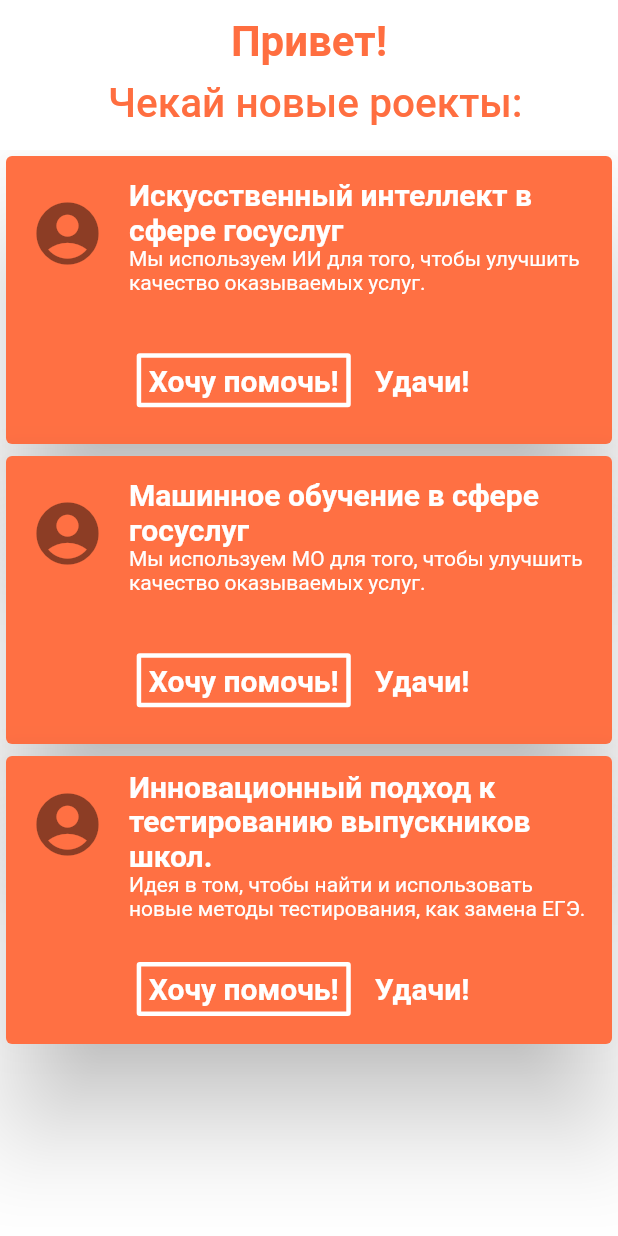
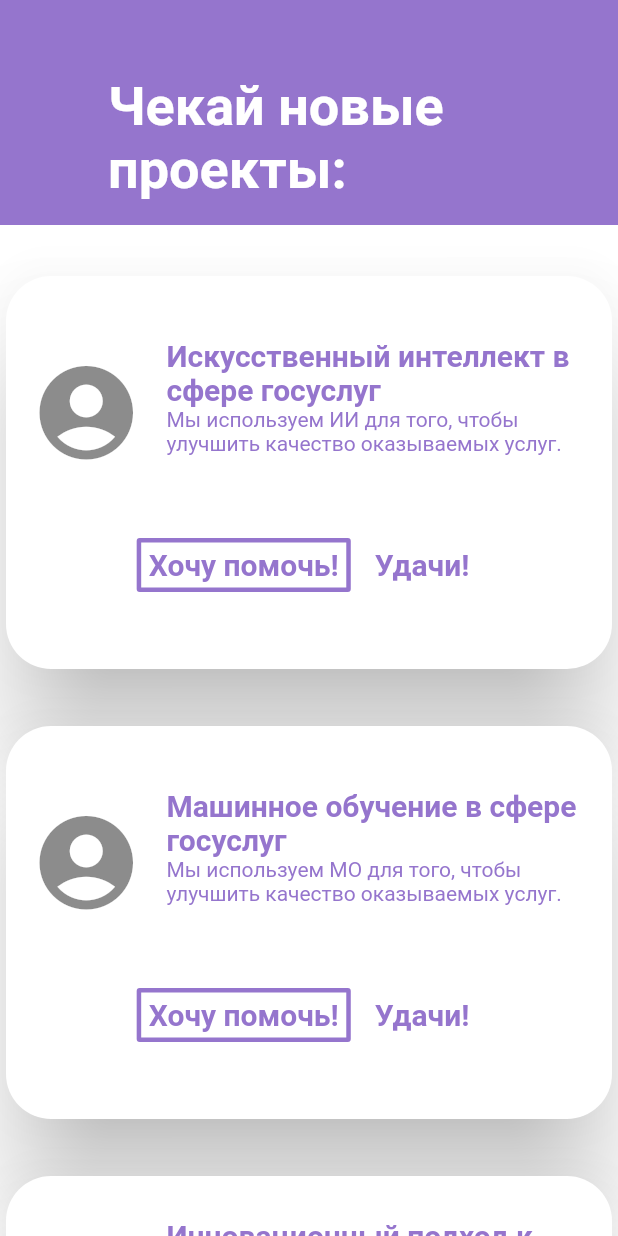
Before and after one commit to Livbig/project_affair, a Flutter app: the screen it shows after launch, on a phone screen of 412 x 824 dp. Run offline on Flutter 3.47's test engine with Material 2 defaults, Android fonts, the phone set to English and light mode, and no system bars.

Commit message:
UI improvement again

```diff
--- a/lib/main.dart
+++ b/lib/main.dart
@@ -1,7 +1,8 @@
 import 'dart:ui';
 
+import 'package:flutter/cupertino.dart';
 import 'package:flutter/material.dart';
-import 'dart:math';
+//import 'dart:math';
 
 List<List<String>> ideas = [
   ['1', 'Искусственный интеллект в сфере госуслуг', 'Мы используем ИИ для того, чтобы улучшить качество оказываемых услуг.'],
@@ -9,7 +10,7 @@ List<List<String>> ideas = [
   ['3', 'Инновационный подход к тестированию выпускников школ.', 'Идея в том, чтобы найти и использовать новые методы тестирования, как замена ЕГЭ.']
 ];
 
-List<Color> colors = [Colors.deepOrange[400], Colors.red[300], Colors.pink[300], Colors.green[300]];
+//List<Color> colors = [Colors.deepOrange[400], Colors.red[300], Colors.pink[300], Colors.green[300]];
 
 void main() => runApp(MyApp());
 
@@ -22,10 +23,12 @@ class MyApp extends StatelessWidget {
         theme: ThemeData(
           brightness: Brightness.light,
           textTheme: TextTheme(
+              headline5: TextStyle(
+                  color: Colors.white, fontWeight: FontWeight.bold),
               headline6: TextStyle(
-                  color: Colors.white, fontWeight: FontWeight.bold),
+                  color: Colors.deepPurple[300], fontWeight: FontWeight.bold),
               bodyText1: TextStyle(
-                  color: Colors.white, fontWeight: FontWeight.normal)),
+                  color: Colors.deepPurple[300], fontWeight: FontWeight.normal)),
         ),
         home: MyHomePage(headline6: 'Добро пожаловать на ярмарку!')
     );
@@ -48,31 +51,38 @@ class _MyHomePageState extends State<MyHomePage> {
         backgroundColor: Colors.white,
         body: CustomScrollView(
           slivers: <Widget>[
-            const SliverAppBar(
+            SliverAppBar(
+//              shape: RoundedRectangleBorder(borderRadius: BorderRadius.vertical(bottom: Radius.circular(30))),
               centerTitle: true,
-              title: Text('Привет!', style: TextStyle(color: Colors.deepOrangeAccent, fontSize: 28, fontWeight: FontWeight.bold)),
+//              title: Text('Привет!', style: Theme.of(context).textTheme.headline5),
               elevation: 30,
-              backgroundColor: Colors.white,
+              backgroundColor: Colors.deepPurple[300],
               pinned: false,
-              expandedHeight: 100.0,
+              expandedHeight: 150.0,
               flexibleSpace: FlexibleSpaceBar(
-                title: Text('Чекай новые роекты:', style: TextStyle(color: Colors.deepOrangeAccent, fontSize: 18)),
+                title: Text('Чекай новые проекты:', style: Theme.of(context).textTheme.headline5),
               ),
             ),
             SliverFixedExtentList(
-              itemExtent: 200.0,
+              itemExtent: 300.0,
               delegate: SliverChildBuilderDelegate(
                     (BuildContext context, int total) {
-                  return Center(
+                  return Container(
+                      padding: EdgeInsets.only(top: 30),
                       child: Card(
+                          shape: RoundedRectangleBorder(borderRadius: BorderRadius.circular(30.0)),
                           elevation: 30,
-                          color: colors[Random().nextInt(colors.length)],
+                          color: Colors.white,
                           child: Column(
-                              mainAxisAlignment: MainAxisAlignment.spaceAround,
+                              mainAxisAlignment: MainAxisAlignment.spaceEvenly,
                               mainAxisSize: MainAxisSize.max,
                               children: <Widget>[
                                 ListTile(
-                                  leading: Icon(Icons.account_circle,size: 50,),
+                                  isThreeLine: true,
+                                  leading: GestureDetector(
+                                    onTap:() {print('icon tapped');},
+                                    child: Icon(Icons.account_circle,size: 75) //CircleAvatar()
+                                  ),
                                   title: Text(ideas[total][1], style: Theme.of(context).textTheme.headline6,),
                                   subtitle: Text(ideas[total][2], style: Theme.of(context).textTheme.bodyText1,),
                                 ),
@@ -80,7 +90,7 @@ class _MyHomePageState extends State<MyHomePage> {
                                     alignment: MainAxisAlignment.center,
                                     children: <Widget>[
                                       OutlineButton(
-                                        borderSide: BorderSide(color: Colors.white,width: 3),
+                                        borderSide: BorderSide(color: Colors.deepPurple[300],width: 3),
                                         child: Text('Хочу помочь!', style: Theme.of(context).textTheme.headline6),
                                         onPressed: () {/* ... */},
                                       ),
```
